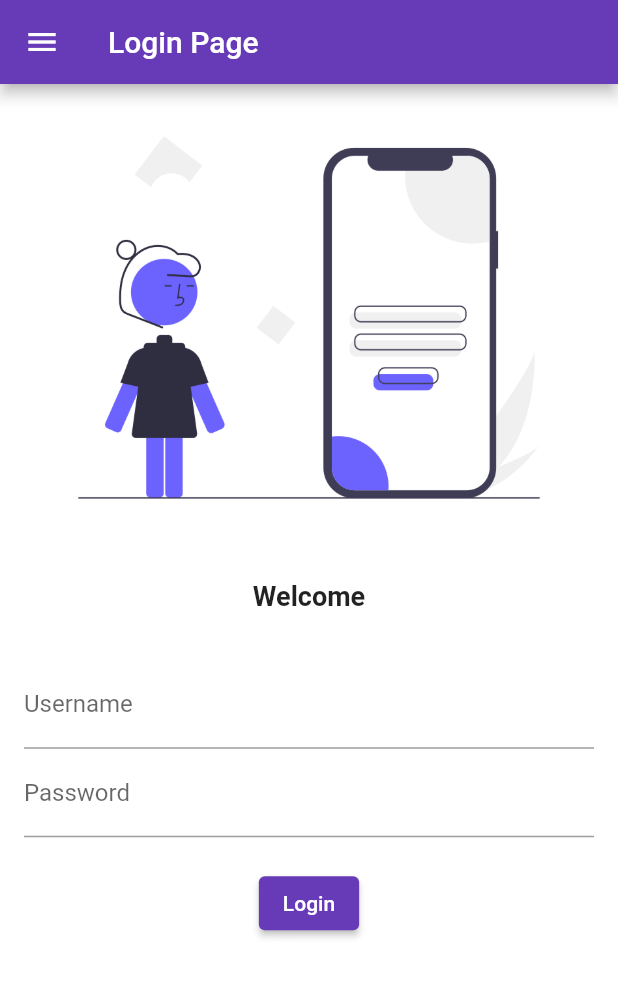
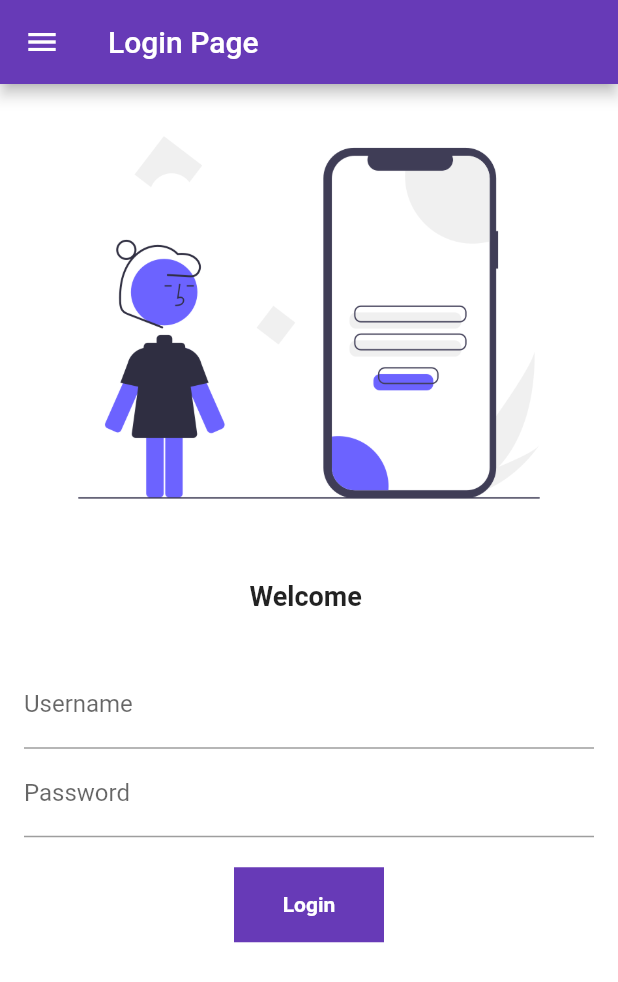
Before and after one commit to siddharthsharma001/classico, a Flutter app: the screen it shows after launch, on a phone screen of 412 x 824 dp. Shown: the top 982 px of the screen. Run offline on Flutter 3.47's test engine with Material 2 defaults, Android fonts, the phone set to English and light mode, and no system bars.

Commit message:
day6 completed

```diff
--- a/lib/pages/login_page.dart
+++ b/lib/pages/login_page.dart
@@ -1,9 +1,16 @@
 import 'package:classico/utils/routes.dart';
 import 'package:flutter/material.dart';
 
-class loginPage extends StatelessWidget {
+class loginPage extends StatefulWidget {
   const loginPage({super.key});
 
+  @override
+  State<loginPage> createState() => _loginPageState();
+}
+
+class _loginPageState extends State<loginPage> {
+  String name = "";
+  bool isbuttonclicked = false;
   @override
   Widget build(BuildContext context) {
     return Scaffold(
@@ -21,9 +28,10 @@ class loginPage extends StatelessWidget {
             const SizedBox(
               height: 20.0,
             ),
-            const Text(
-              "Welcome",
-              style: TextStyle(fontSize: 18.0, fontWeight: FontWeight.bold),
+            Text(
+              "Welcome $name",
+              style:
+                  const TextStyle(fontSize: 18.0, fontWeight: FontWeight.bold),
             ),
             Padding(
               padding:
@@ -35,6 +43,10 @@ class loginPage extends StatelessWidget {
                       hintText: "Enter Username",
                       labelText: "Username",
                     ),
+                    onChanged: (value) {
+                      name = value;
+                      setState(() {});
+                    },
                   ),
                   TextFormField(
                     obscureText: true,
@@ -46,11 +58,37 @@ class loginPage extends StatelessWidget {
                   const SizedBox(
                     height: 20.0,
                   ),
-                  ElevatedButton(
-                      onPressed: () {
-                        Navigator.pushNamed(context, myRoutes.homeRoute);
-                      },
-                      child: const Text("Login")),
+                  InkWell(
+                    onTap: () async {
+                      setState(() {
+                        isbuttonclicked = true;
+                      });
+                      await Future.delayed(const Duration(seconds: 1));
+                      Navigator.pushNamed(context, myRoutes.homeRoute);
+                    },
+                    child: AnimatedContainer(
+                      duration: const Duration(seconds: 1),
+                      width: isbuttonclicked ? 50 : 100,
+                      height: 50,
+                      decoration: BoxDecoration(
+                        color: Colors.deepPurple,
+                        borderRadius:
+                            BorderRadius.circular(isbuttonclicked ? 50 : 0),
+                      ),
+                      child: Center(
+                          child: isbuttonclicked
+                              ? const Icon(
+                                  Icons.done,
+                                  color: Colors.white,
+                                )
+                              : const Text(
+                                  "Login",
+                                  style: TextStyle(
+                                      fontWeight: FontWeight.bold,
+                                      color: Colors.white),
+                                )),
+                    ),
+                  ),
                 ],
               ),
             )
@@ -58,7 +96,7 @@ class loginPage extends StatelessWidget {
         ),
       ),
       drawer: const Drawer(
-        child: Center(child: Text("Teri maa ki chut rajinder")),
+        child: Center(child: Text("This App is made by siddharth Sharma")),
       ),
     );
   }
```
